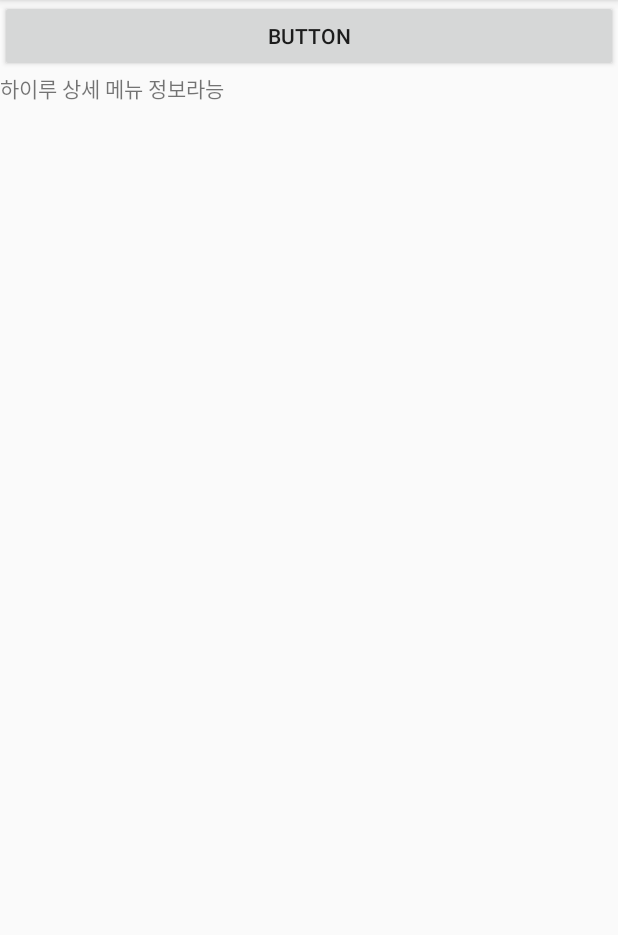
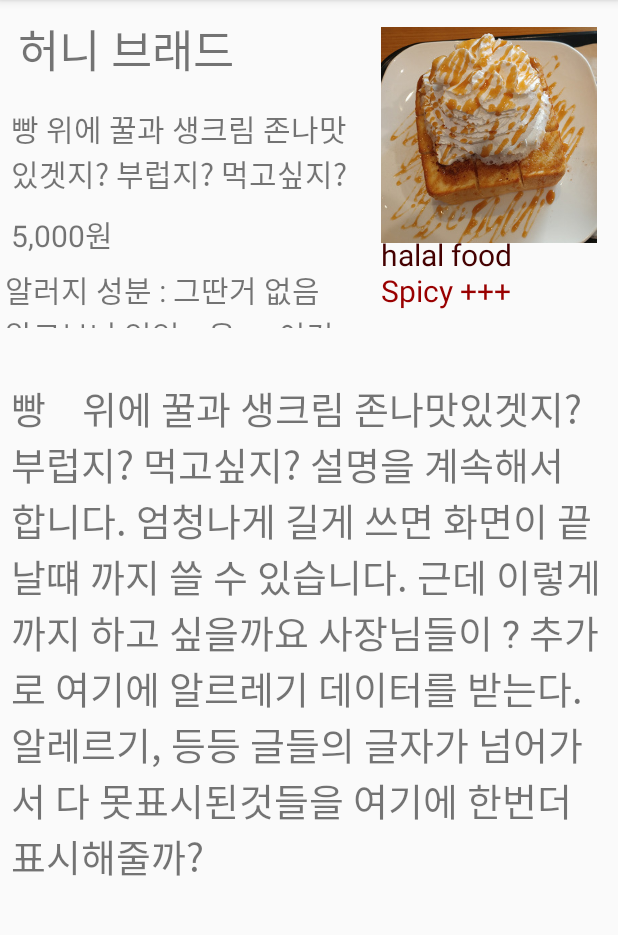
Before and after one commit to nara020/FOR__AMY1006, an Android app: the menudetail screen opened directly, with no data from a screen before it, on a phone screen of 412 x 824 dp, the part 84-1019 px from its top. Run offline under Robolectric (Android 15) with nearby library versions, the light colour scheme and no system bars; pictures from the network do not load.

Commit message:
2020 02 12 집에서 한 것 ( 스티키에 따른 스크롤 변화 약간의 버그가 있지만 크진 않다. )

```diff
--- a/app/src/main/java/com/example/horim/menudetail.java
+++ b/app/src/main/java/com/example/horim/menudetail.java
@@ -44,10 +44,11 @@ public class menudetail extends AppCompatActivity   {
     @Override
     protected void onCreate(Bundle savedInstanceState) {
         super.onCreate(savedInstanceState);
-        setContentView(R.layout.menudetail);
+
 
         getSupportActionBar().setDisplayHomeAsUpEnabled(true);//액션바 생성
-//
+
+       setContentView(R.layout.menudetail);
 //
 //        SupportMapFragment mapFragment = (SupportMapFragment) getSupportFragmentManager()
 //                .findFragmentById(R.id.map);
--- a/app/src/main/res/layout/chickendetail_item.xml
+++ b/app/src/main/res/layout/chickendetail_item.xml
@@ -39,6 +39,7 @@
                 android:layout_height="wrap_content"
                 android:layout_gravity="center_vertical"
                 android:layout_margin="5dp"
+                android:maxLength="20"
                 android:textSize="20sp"
                 tools:text="빵 위에 꿀과 생크림 존나맛있겟지? 부럽지? 먹고싶지? " />
 
--- a/app/src/main/res/layout/menudetail.xml
+++ b/app/src/main/res/layout/menudetail.xml
@@ -1,17 +1,123 @@
 <?xml version="1.0" encoding="utf-8"?>
-<LinearLayout xmlns:android="http://schemas.android.com/apk/res/android"
-    android:orientation="vertical" android:layout_width="match_parent"
-    android:layout_height="match_parent">
+<ScrollView xmlns:android="http://schemas.android.com/apk/res/android"
 
-    <Button
-        android:id="@+id/button3"
+    android:layout_width="match_parent"
+    android:layout_height="match_parent"
+    android:layout_marginStart="2dp"
+    android:layout_marginLeft="2dp"
+    android:layout_marginEnd="2dp"
+    android:layout_marginRight="2dp"
+    android:layout_marginBottom="1dp"
+    android:orientation="vertical">
+<LinearLayout
+    android:layout_width="match_parent"
+    android:layout_height="match_parent"
+android:orientation="vertical">
+    <LinearLayout
         android:layout_width="match_parent"
-        android:layout_height="wrap_content"
-        android:text="Button" />
+        android:layout_height="248dp"
+        android:orientation="horizontal">
+
+
+        <LinearLayout
+            android:layout_width="232dp"
+            android:layout_height="220dp"
+            android:layout_marginBottom="70dp"
+            android:orientation="vertical">
+
+            <TextView
+                android:id="@+id/name"
+                android:layout_width="250dp"
+                android:layout_height="wrap_content"
+                android:layout_gravity="center_vertical"
+                android:layout_margin="10dp"
+                android:text="허니 브래드"
+                android:textSize="30sp" />
+
+            <TextView
+                android:id="@+id/explain"
+                android:layout_width="232dp"
+                android:layout_height="wrap_content"
+                android:layout_gravity="center_vertical"
+                android:layout_margin="5dp"
+                android:text="빵 위에 꿀과 생크림 존나맛있겟지? 부럽지? 먹고싶지? "
+                android:textSize="20sp" />
+
+            <TextView
+                android:id="@+id/price"
+                android:layout_width="250dp"
+                android:layout_height="wrap_content"
+                android:layout_gravity="center_vertical"
+                android:layout_margin="5dp"
+                android:text="5,000원"
+                android:textSize="20sp" />
+
+
+            <TextView
+                android:id="@+id/allegi"
+                android:layout_width="232dp"
+                android:layout_height="wrap_content"
+                android:layout_gravity="center_vertical"
+                android:layout_margin="1dp"
+                android:text="알러지 성분 : 그딴거 없음 알고보니 있었ㅠ음 ㅠ 이것  "
+                android:textSize="20sp" />
+
+
+        </LinearLayout>
+
+        <LinearLayout
+            android:layout_width="174dp"
+            android:layout_height="220dp"
+            android:layout_marginBottom="70dp"
+            android:orientation="vertical">
+
+            <FrameLayout
+                android:layout_width="174dp"
+                android:layout_height="180dp">
+
+
+                <ImageView
+                    android:id="@+id/iv_picture"
+                    android:layout_width="163dp"
+                    android:layout_height="144dp"
+                    android:layout_gravity="center_vertical"
+                    android:layout_margin="10dp"
+                    android:src="@drawable/bread" />
+
+                <TextView
+                    android:id="@+id/halal"
+                    android:layout_width="125dp"
+                    android:layout_height="wrap_content"
+                    android:layout_gravity="center_vertical"
+                    android:layout_marginTop="80dp"
+                    android:paddingLeft="20dp"
+                    android:text="halal food"
+                    android:textColor="#400"
+                    android:textSize="20sp" />
+            </FrameLayout>
+
+            <TextView
+                android:id="@+id/spicy"
+                android:layout_width="125dp"
+                android:layout_height="wrap_content"
+                android:layout_gravity="center_vertical"
+                android:paddingLeft="20dp"
+                android:text="Spicy +++"
+                android:textColor="#900"
+                android:textSize="20sp" />
+
+        </LinearLayout>
+
+
+    </LinearLayout>
+
 
     <TextView
-        android:id="@+id/textView"
-        android:layout_width="match_parent"
+        android:layout_width="wrap_content"
         android:layout_height="wrap_content"
-        android:text="하이루 상세 메뉴 정보라능" />
+        android:layout_gravity="center_vertical"
+        android:layout_margin="5dp"
+        android:text="빵    위에 꿀과 생크림 존나맛있겟지? 부럽지? 먹고싶지? 설명을 계속해서 합니다. 엄청나게 길게 쓰면 화면이 끝날떄 까지 쓸 수 있습니다. 근데 이렇게 까지 하고 싶을까요 사장님들이 ? 추가로 여기에 알르레기 데이터를 받는다. 알레르기, 등등 글들의 글자가 넘어가서 다 못표시된것들을 여기에 한번더 표시해줄까?  "
+        android:textSize="25sp" />
 </LinearLayout>
+</ScrollView>
```
Also changed, not shown: app/src/main/java/com/example/horim/chickendetail.java (+85 -4 lines), app/src/main/res/layout/chickendetail.xml (+7 -1 lines).
